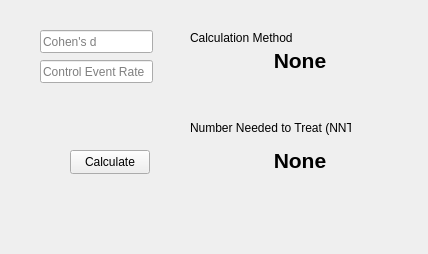
Before: the Qt Designer form cohendwidget.ui in 0100Light/nntCalc, drawn with Qt 5.
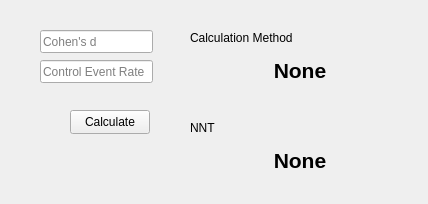
After: the same form once the commit is applied.

The edit to the form file:
```diff
--- a/cohendwidget.ui
+++ b/cohendwidget.ui
@@ -7,7 +7,7 @@
     <x>0</x>
     <y>0</y>
     <width>428</width>
-    <height>254</height>
+    <height>204</height>
    </rect>
   </property>
   <property name="sizePolicy">
@@ -55,7 +55,7 @@
    <property name="geometry">
     <rect>
      <x>70</x>
-     <y>150</y>
+     <y>110</y>
      <width>80</width>
      <height>24</height>
     </rect>
@@ -81,7 +81,7 @@
    <property name="geometry">
     <rect>
      <x>200</x>
-     <y>50</y>
+     <y>60</y>
      <width>200</width>
      <height>21</height>
     </rect>
@@ -104,12 +104,12 @@
     <rect>
      <x>190</x>
      <y>120</y>
-     <width>161</width>
+     <width>41</width>
      <height>16</height>
     </rect>
    </property>
    <property name="text">
-    <string>Number Needed to Treat (NNT)</string>
+    <string>NNT</string>
    </property>
   </widget>
   <widget class="QLabel" name="label_nnt">
```
